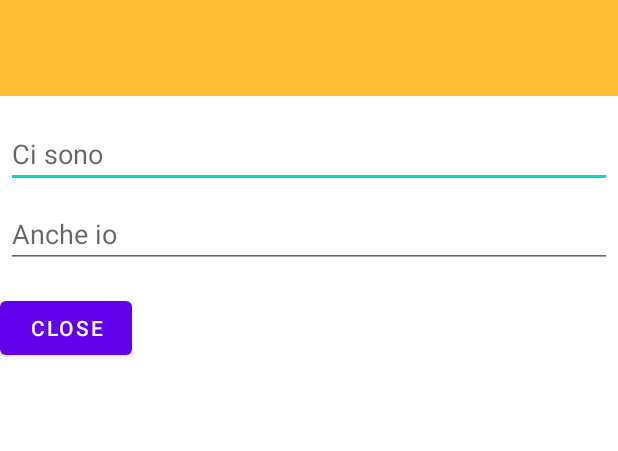
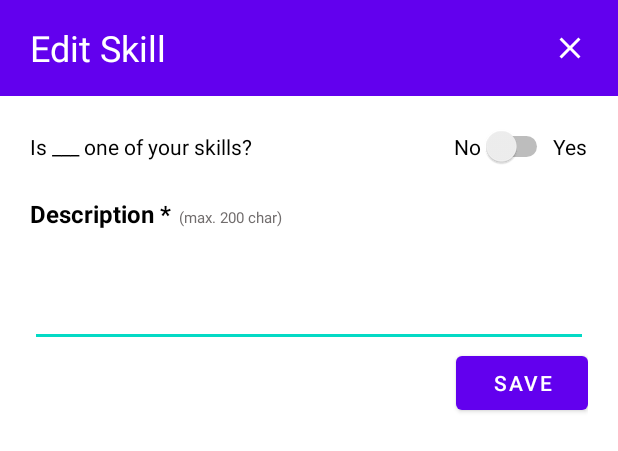
Before and after one commit to laib3/Chronomy, an Android app: the layout skill_edit_modal.xml on its own in the app's theme, with its tools: preview values and no code run, on a phone screen of 412 x 824 dp. Shown: the top 451 px of the screen. Run offline under Robolectric (Android 15) with nearby library versions, the phone set to English and light mode, and no system bars.

Commit message:
fixed layout for edit skill modal

```diff
--- /dev/null
+++ b/app/src/main/res/drawable/ic_close.xml
@@ -0,0 +1,5 @@
+<vector android:height="24dp" android:tint="#FFFFFF"
+    android:viewportHeight="24" android:viewportWidth="24"
+    android:width="24dp" xmlns:android="http://schemas.android.com/apk/res/android">
+    <path android:fillColor="@android:color/white" android:pathData="M19,6.41L17.59,5 12,10.59 6.41,5 5,6.41 10.59,12 5,17.59 6.41,19 12,13.41 17.59,19 19,17.59 13.41,12z"/>
+</vector>
--- a/app/src/main/res/layout/skill_edit_modal.xml
+++ b/app/src/main/res/layout/skill_edit_modal.xml
@@ -1,45 +1,134 @@
 <?xml version="1.0" encoding="utf-8"?>
-<androidx.constraintlayout.widget.ConstraintLayout xmlns:android="http://schemas.android.com/apk/res/android"
-    android:layout_width="match_parent"
-    android:layout_height="match_parent">
 
     <LinearLayout xmlns:android="http://schemas.android.com/apk/res/android"
+        xmlns:app="http://schemas.android.com/apk/res-auto"
+        xmlns:tools="http://schemas.android.com/tools"
         android:orientation="vertical"
         android:layout_width="match_parent"
         android:layout_height="wrap_content">
-        <ImageView
+
+    <LinearLayout
+        android:layout_width="match_parent"
+        android:layout_height="wrap_content"
+        android:orientation="horizontal"
+        android:background="@color/purple_500"
+        >
+        <androidx.constraintlayout.widget.ConstraintLayout
             android:layout_width="match_parent"
-            android:layout_height="64dp"
-            android:scaleType="center"
-            android:background="#FFFFBB33"
-            android:contentDescription="@string/app_name" />
-        <EditText
-            android:id="@+id/username"
-            android:inputType="textEmailAddress"
+            android:layout_height="match_parent">
+
+            <TextView
+                android:layout_width="wrap_content"
+                android:layout_height="64dp"
+                android:gravity="center_vertical"
+                android:paddingStart="20dp"
+                android:text="Edit Skill"
+                android:textColor="#FFFFFF"
+                android:textSize="24sp"
+                app:layout_constraintStart_toStartOf="parent"
+                app:layout_constraintTop_toTopOf="parent" />
+
+            <ImageView
+                android:id="@+id/close_button"
+                android:layout_width="wrap_content"
+                android:layout_height="wrap_content"
+                android:src="@drawable/ic_close"
+                app:layout_constraintBottom_toBottomOf="parent"
+                app:layout_constraintEnd_toEndOf="parent"
+                app:layout_constraintTop_toTopOf="parent"
+                android:layout_marginEnd="20dp"/>
+        </androidx.constraintlayout.widget.ConstraintLayout>
+</LinearLayout>
+
+    <LinearLayout
+        android:layout_width="match_parent"
+        android:layout_height="match_parent"
+        android:padding="20dp"
+        android:orientation="vertical">
+
+        <androidx.constraintlayout.widget.ConstraintLayout
+            android:layout_width="match_parent"
+            android:layout_height="wrap_content">
+
+            <TextView
+                android:layout_width="wrap_content"
+                android:layout_height="wrap_content"
+                android:text="Is ___ one of your skills?"
+                android:textColor="@color/black"
+                app:layout_constraintBottom_toBottomOf="parent"
+                app:layout_constraintStart_toStartOf="parent"
+                app:layout_constraintTop_toTopOf="parent" />
+
+            <Switch
+                android:id="@+id/switch1"
+                android:layout_width="wrap_content"
+                android:layout_height="wrap_content"
+                android:layout_weight="1"
+                android:text="No"
+                app:layout_constraintBottom_toBottomOf="parent"
+                app:layout_constraintEnd_toStartOf="@+id/textView2"
+                app:layout_constraintTop_toTopOf="parent" />
+
+            <TextView
+                android:id="@+id/textView2"
+                android:layout_width="wrap_content"
+                android:layout_height="wrap_content"
+                android:text="Yes"
+                android:textColor="@color/black"
+                app:layout_constraintBottom_toBottomOf="parent"
+                app:layout_constraintEnd_toEndOf="parent"
+                app:layout_constraintTop_toTopOf="parent" />
+        </androidx.constraintlayout.widget.ConstraintLayout>
+
+        <LinearLayout
             android:layout_width="match_parent"
             android:layout_height="wrap_content"
-            android:layout_marginTop="16dp"
-            android:layout_marginLeft="4dp"
-            android:layout_marginRight="4dp"
-            android:layout_marginBottom="4dp"
-            android:hint="Ci sono" />
+            android:layout_marginTop="20dp"
+            android:orientation="horizontal">
+
+            <TextView
+                android:id="@+id/desciption"
+                android:layout_width="wrap_content"
+                android:layout_marginEnd="5dp"
+                android:layout_height="wrap_content"
+                android:text="Description *"
+                android:textColor="#000000"
+                android:textSize="16sp"
+                android:textStyle="bold" />
+
+            <TextView
+                android:id="@+id/phone_helper"
+                android:layout_width="wrap_content"
+                android:layout_height="wrap_content"
+                android:text="(max. 200 char)"
+                android:textColor="#716D6D"
+                android:textSize="10sp" />
+        </LinearLayout>
+
+
         <EditText
-            android:id="@+id/password"
-            android:inputType="textPassword"
+            android:id="@+id/editName"
             android:layout_width="match_parent"
-            android:layout_height="wrap_content"
-            android:layout_marginTop="4dp"
-            android:layout_marginLeft="4dp"
-            android:layout_marginRight="4dp"
-            android:layout_marginBottom="16dp"
-            android:fontFamily="sans-serif"
-            android:hint="Anche io"/>
+            android:layout_height="78dp"
+            android:inputType="textCapSentences"
+            android:textSize="20sp" />
 
-        <Button
-            android:id="@+id/close_button"
-            android:layout_width="wrap_content"
-            android:layout_height="wrap_content"
-            android:text="Close"/>
+        <androidx.constraintlayout.widget.ConstraintLayout
+            android:layout_width="match_parent"
+            android:layout_height="wrap_content">
+
+            <Button
+                android:id="@+id/save_button"
+                android:layout_width="wrap_content"
+                android:layout_height="wrap_content"
+                android:text="Save"
+                app:layout_constraintBottom_toBottomOf="parent"
+                app:layout_constraintEnd_toEndOf="parent"
+                app:layout_constraintTop_toTopOf="parent" />
+        </androidx.constraintlayout.widget.ConstraintLayout>
+
+
     </LinearLayout>
 
-</androidx.constraintlayout.widget.ConstraintLayout>
+
+</LinearLayout>
```
